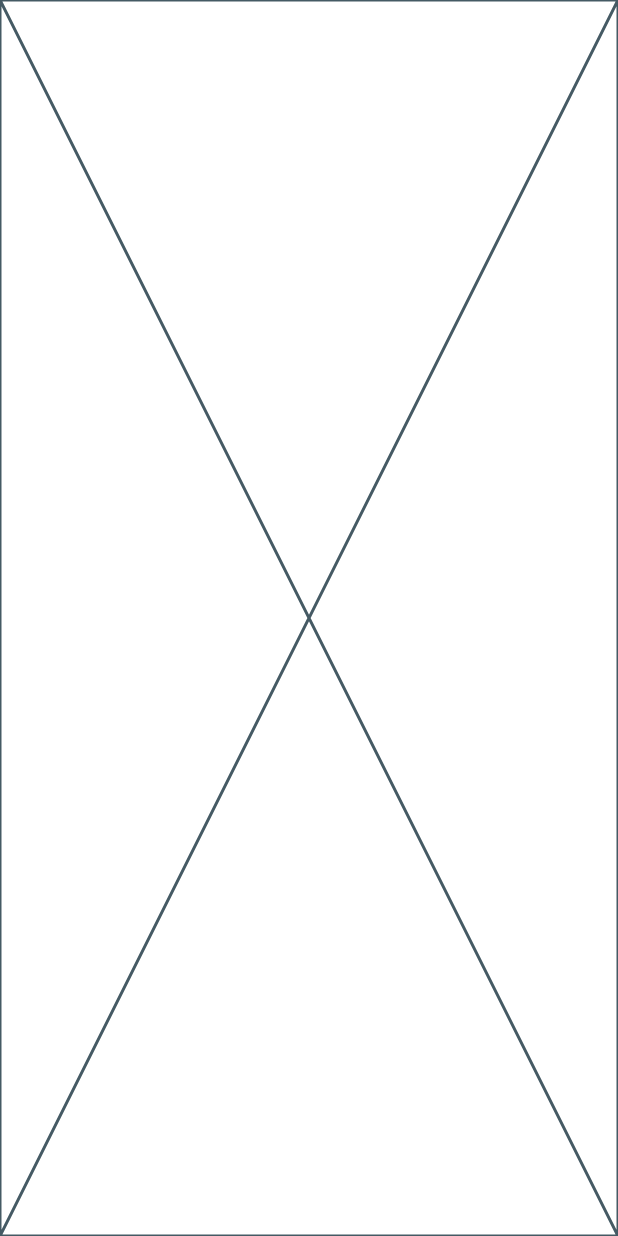
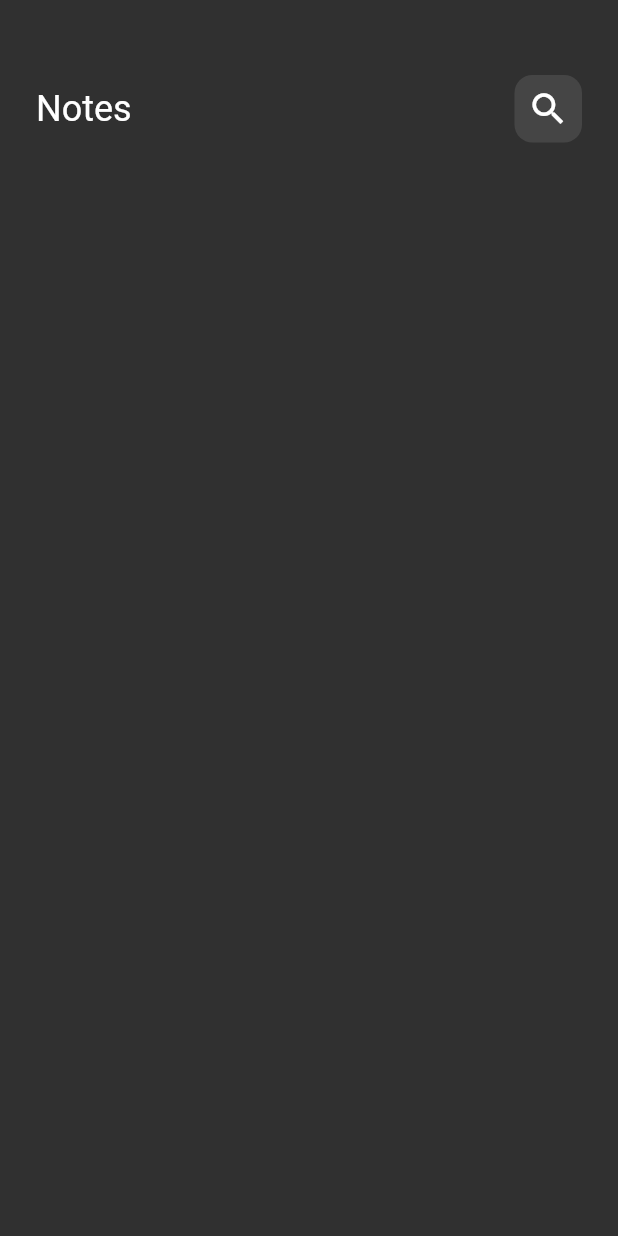
Before and after one commit to MohaamedHamdy/notes_app_hive, a Flutter app: the screen it shows after launch, on a phone screen of 412 x 824 dp. Run offline on Flutter 3.47's test engine with Material 2 defaults, Android fonts, the phone set to English and light mode, and no system bars.

Commit message:
notes app bar done

```diff
--- a/lib/views/notes_view.dart
+++ b/lib/views/notes_view.dart
@@ -1,10 +1,14 @@
 import 'package:flutter/material.dart';
+
+import 'widgets/notes_view_body.dart';
 
 class NotesScreen extends StatelessWidget {
   const NotesScreen({super.key});
 
   @override
   Widget build(BuildContext context) {
-    return const Placeholder();
+    return const Scaffold(
+      body: NotesScreenBody(),
+    );
   }
 }
--- /dev/null
+++ b/lib/views/widgets/custom_app_bar.dart
@@ -0,0 +1,21 @@
+import 'package:flutter/material.dart';
+
+import 'custom_search_icon.dart';
+
+class CustomAppBar extends StatelessWidget {
+  const CustomAppBar({super.key});
+
+  @override
+  Widget build(BuildContext context) {
+    return Row(
+      mainAxisAlignment: MainAxisAlignment.spaceBetween,
+      children: [
+        Text(
+          'Notes',
+          style: Theme.of(context).textTheme.headlineSmall!,
+        ),
+        const CustomSearchIcon(),
+      ],
+    );
+  }
+}
--- /dev/null
+++ b/lib/views/widgets/custom_search_icon.dart
@@ -0,0 +1,26 @@
+import 'package:flutter/material.dart';
+
+class CustomSearchIcon extends StatelessWidget {
+  const CustomSearchIcon({super.key});
+
+  @override
+  Widget build(BuildContext context) {
+    return Container(
+      height: 45,
+      width: 45,
+      decoration: BoxDecoration(
+        color: Colors.white.withOpacity(0.1),
+        borderRadius: BorderRadius.circular(12.0),
+      ),
+      child: Center(
+        child: IconButton(
+          onPressed: () {},
+          icon: const Icon(
+            Icons.search,
+            size: 28,
+          ),
+        ),
+      ),
+    );
+  }
+}
--- /dev/null
+++ b/lib/views/widgets/notes_view_body.dart
@@ -0,0 +1,23 @@
+import 'package:flutter/material.dart';
+
+import 'custom_app_bar.dart';
+
+class NotesScreenBody extends StatelessWidget {
+  const NotesScreenBody({super.key});
+
+  @override
+  Widget build(BuildContext context) {
+    return const Padding(
+      padding: EdgeInsets.only(
+        left: 24.0,
+        top: 50.0,
+        right: 24.0,
+      ),
+      child: Column(
+        children: [
+          CustomAppBar(),
+        ],
+      ),
+    );
+  }
+}
```
